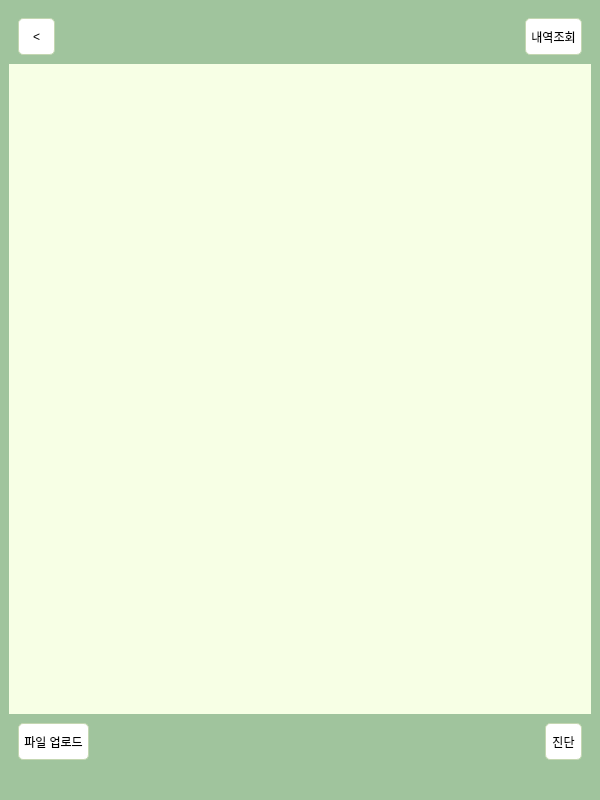
First picture: the form in UI/CropFairy.ui, repository song030/CropFairy, before the edit.
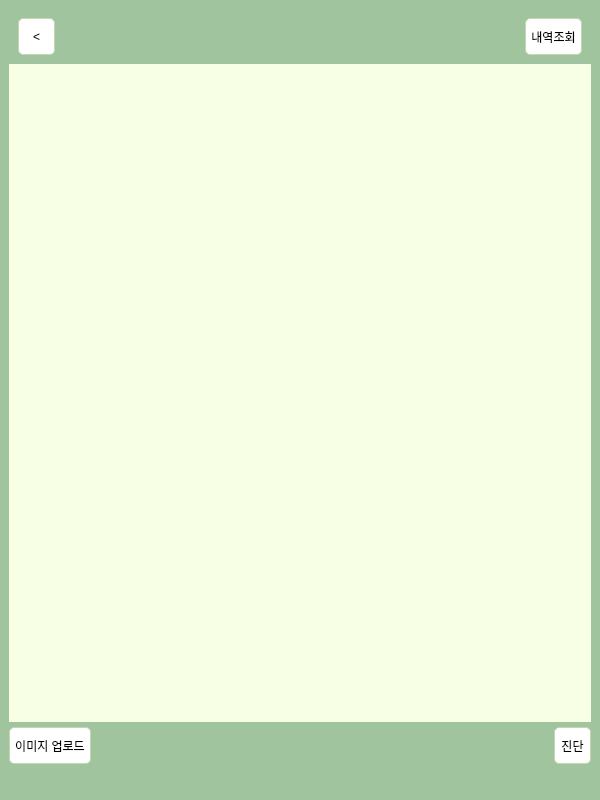
Second picture: the form after the edit. The open tabs and pages were chosen to show the change. Icons and pictures are not drawn.

```diff
--- a/UI/CropFairy.ui
+++ b/UI/CropFairy.ui
@@ -10,6 +10,18 @@
     <height>800</height>
    </rect>
   </property>
+  <property name="sizePolicy">
+   <sizepolicy hsizetype="Fixed" vsizetype="Fixed">
+    <horstretch>0</horstretch>
+    <verstretch>0</verstretch>
+   </sizepolicy>
+  </property>
+  <property name="maximumSize">
+   <size>
+    <width>600</width>
+    <height>800</height>
+   </size>
+  </property>
   <property name="windowTitle">
    <string>CropFairy</string>
   </property>
@@ -121,7 +133,7 @@
        <bool>false</bool>
       </property>
       <property name="currentIndex">
-       <number>0</number>
+       <number>1</number>
       </property>
       <widget class="QWidget" name="page_main">
        <layout class="QHBoxLayout" name="horizontalLayout_5" stretch="1,2,1">
@@ -228,7 +240,20 @@
           <item>
            <layout class="QVBoxLayout" name="verticalLayout_2" stretch="0,0,0,0">
             <item>
-             <layout class="QVBoxLayout" name="layout_login">
+             <widget class="QWidget" name="widget_login" native="true">
+              <layout class="QVBoxLayout" name="verticalLayout_6">
+               <property name="leftMargin">
+                <number>0</number>
+               </property>
+               <property name="topMargin">
+                <number>0</number>
+               </property>
+               <property name="rightMargin">
+                <number>0</number>
+               </property>
+               <property name="bottomMargin">
+                <number>0</number>
+               </property>
               <item>
                <widget class="QLineEdit" name="edt_email">
                 <property name="echoMode">
@@ -280,6 +305,7 @@
                </layout>
               </item>
              </layout>
+             </widget>
             </item>
             <item>
              <spacer name="verticalSpacer_6">
@@ -349,16 +375,16 @@
        </property>
        <layout class="QVBoxLayout" name="verticalLayout_3" stretch="0,0,0">
         <property name="leftMargin">
-         <number>0</number>
+         <number>9</number>
         </property>
         <property name="topMargin">
-         <number>0</number>
+         <number>9</number>
         </property>
         <property name="rightMargin">
-         <number>0</number>
+         <number>9</number>
         </property>
         <property name="bottomMargin">
-         <number>0</number>
+         <number>9</number>
         </property>
         <item>
          <spacer name="verticalSpacer">
@@ -390,9 +416,27 @@
           </item>
           <item>
            <widget class="QLabel" name="lbl_upload_image">
+            <property name="sizePolicy">
+             <sizepolicy hsizetype="Preferred" vsizetype="Preferred">
+              <horstretch>0</horstretch>
+              <verstretch>0</verstretch>
+             </sizepolicy>
+            </property>
+            <property name="maximumSize">
+             <size>
+              <width>552</width>
+              <height>628</height>
+             </size>
+            </property>
             <property name="text">
              <string/>
             </property>
+            <property name="scaledContents">
+             <bool>false</bool>
+            </property>
+            <property name="alignment">
+             <set>Qt::AlignCenter</set>
+            </property>
            </widget>
           </item>
           <item>
@@ -431,16 +475,16 @@
        </property>
        <layout class="QVBoxLayout" name="verticalLayout_4" stretch="0,1">
         <property name="leftMargin">
-         <number>0</number>
+         <number>9</number>
         </property>
         <property name="topMargin">
-         <number>0</number>
+         <number>9</number>
         </property>
         <property name="rightMargin">
-         <number>0</number>
+         <number>9</number>
         </property>
         <property name="bottomMargin">
-         <number>0</number>
+         <number>9</number>
         </property>
         <item>
          <layout class="QHBoxLayout" name="horizontalLayout_4">
@@ -474,10 +518,25 @@
       <item>
        <widget class="QStackedWidget" name="stack_control">
         <property name="currentIndex">
-         <number>0</number>
+         <number>1</number>
         </property>
         <widget class="QWidget" name="control_analyze">
          <layout class="QHBoxLayout" name="horizontalLayout">
+          <property name="spacing">
+           <number>0</number>
+          </property>
+          <property name="leftMargin">
+           <number>0</number>
+          </property>
+          <property name="topMargin">
+           <number>5</number>
+          </property>
+          <property name="rightMargin">
+           <number>0</number>
+          </property>
+          <property name="bottomMargin">
+           <number>5</number>
+          </property>
           <item>
            <widget class="QPushButton" name="btn_upload">
             <property name="minimumSize">
@@ -487,7 +546,7 @@
              </size>
             </property>
             <property name="text">
-             <string>파일 업로드</string>
+             <string>이미지 업로드</string>
             </property>
            </widget>
           </item>
@@ -524,6 +583,18 @@
           <property name="spacing">
            <number>6</number>
           </property>
+          <property name="leftMargin">
+           <number>0</number>
+          </property>
+          <property name="topMargin">
+           <number>5</number>
+          </property>
+          <property name="rightMargin">
+           <number>0</number>
+          </property>
+          <property name="bottomMargin">
+           <number>5</number>
+          </property>
           <item>
            <spacer name="horizontalSpacer_2">
             <property name="orientation">
```
Lines whose indentation alone changed are shown as unchanged.
